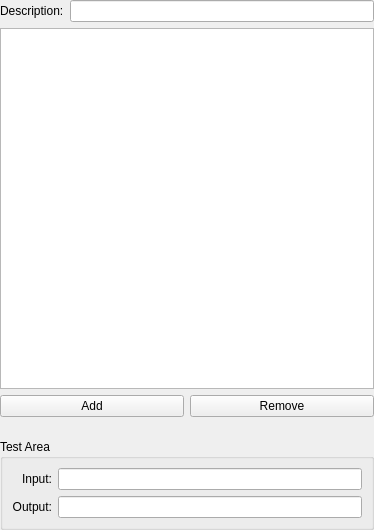
Before: the Qt Designer form src/KeyBindingEditor.ui in centic9/konsole-ppa, drawn with Qt 5.
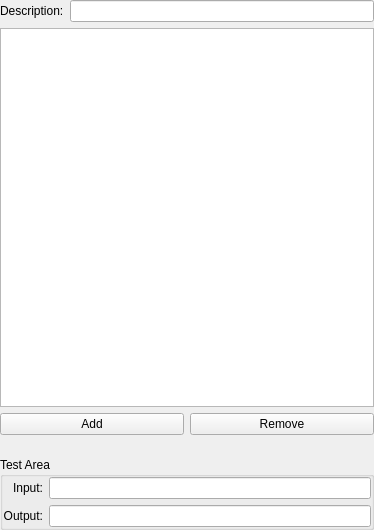
After: the same form once the commit is applied.

```diff
--- a/src/KeyBindingEditor.ui
+++ b/src/KeyBindingEditor.ui
@@ -78,6 +78,18 @@
       <bool>true</bool>
      </property>
      <layout class="QGridLayout">
+      <property name="leftMargin">
+       <number>0</number>
+      </property>
+      <property name="topMargin">
+       <number>0</number>
+      </property>
+      <property name="rightMargin">
+       <number>0</number>
+      </property>
+      <property name="bottomMargin">
+       <number>0</number>
+      </property>
       <item row="0" column="0">
        <widget class="QLabel" name="label">
         <property name="text">
```
Left out of the diff: 11 changed lines with no effect on the pictures.
